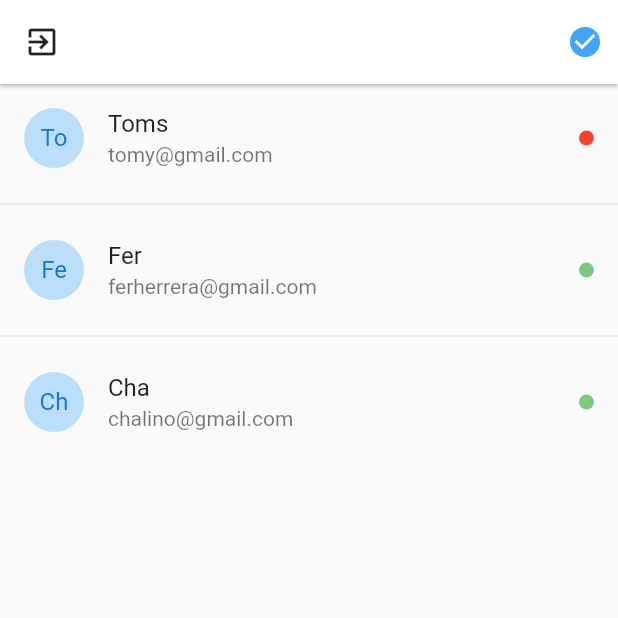
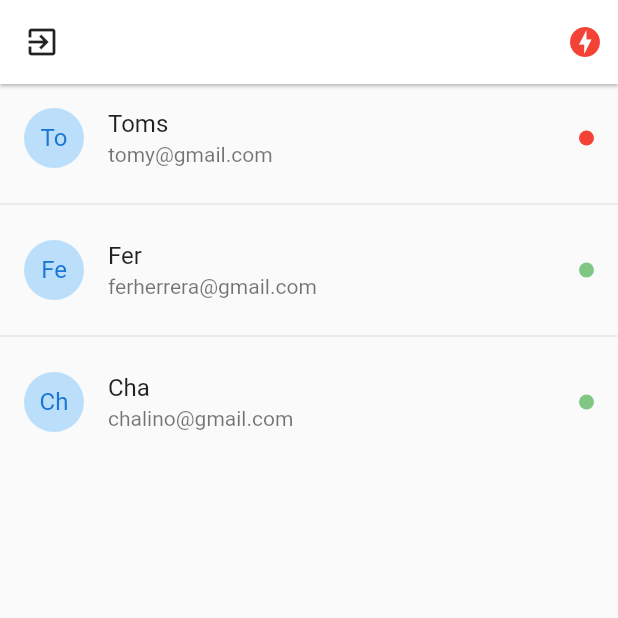
Before and after one commit to cristobalrodbar/realtime_chat, a Flutter app: the UsuariosPage screen opened by its route, on a phone screen of 412 x 824 dp, the top half of it. Run offline on Flutter 3.47's test engine with Material 2 defaults, Android fonts, the phone set to English and light mode, and no system bars; drawn by our look-alikes of pull_to_refresh; our stand-ins replace flutter_secure_storage, socket_io_client; accounts and stored records are empty; network calls fail.

Commit message:
serverstatus appbar icon

```diff
--- a/lib/pages/usuarios_page.dart
+++ b/lib/pages/usuarios_page.dart
@@ -31,10 +31,16 @@ class _UsuariosPageState extends State<UsuariosPage> {
             actions: [
               Container(
                 margin: const EdgeInsets.only(right: 10),
-                child: Icon(
+                child: (socketService.serverStatus == ServerStatus.Online)
+                    ? Icon(
+                        Icons.check_circle,
+                        color: Colors.blue[400],
+                      )
+                    : Icon(Icons.offline_bolt, color: Colors.red),
+                /* child: Icon(
                   Icons.check_circle,
                   color: Colors.blue[400],
-                ),
+                ), */
                 //child: const Icon(Icons.offline_bolt, color: Colors.red),
               )
             ],
--- a/lib/services/socket_service.dart
+++ b/lib/services/socket_service.dart
@@ -1,5 +1,6 @@
 import 'package:flutter/material.dart';
 import 'package:realtime_chat/global/environment.dart';
+import 'package:realtime_chat/services/auth_service.dart';
 
 import 'package:socket_io_client/socket_io_client.dart' as IO;
 
@@ -9,21 +10,23 @@ class SocketService with ChangeNotifier {
   ServerStatus _serverStatus = ServerStatus.Connecting;
   late IO.Socket _socket;
 
-  ServerStatus get serverStatus => _serverStatus;
+  ServerStatus get serverStatus {
+    print('Server status: $_serverStatus');
+    return _serverStatus;
+  }
 
   IO.Socket get socket => _socket;
   Function get emit => _socket.emit;
 
-/*   SocketService() {
-    _initConfig();
-  } */
+  void connect() async {
+    final token = await AuthService.getToken();
 
-  void connect() {
-    // Dart client 'http://localhost:3000/'
+    // Dart client
     _socket = IO.io(Environment.socketUrl, {
       'transports': ['websocket'],
       'autoConnect': true,
-      'forceNew': true
+      'forceNew': true,
+      'extraHeaders': {'x-token': token}
     });
 
     _socket.on('connect', (_) {
--- a/pubspec.yaml
+++ b/pubspec.yaml
@@ -13,7 +13,7 @@ dependencies:
   http: ^0.13.6
   provider: ^6.0.5
   pull_to_refresh: ^2.0.0
-  socket_io_client: ^2.0.2
+  socket_io_client: ^1.0.2
 
 dev_dependencies:
   flutter_lints: ^2.0.0
```
Also changed, not shown: pubspec.lock.
